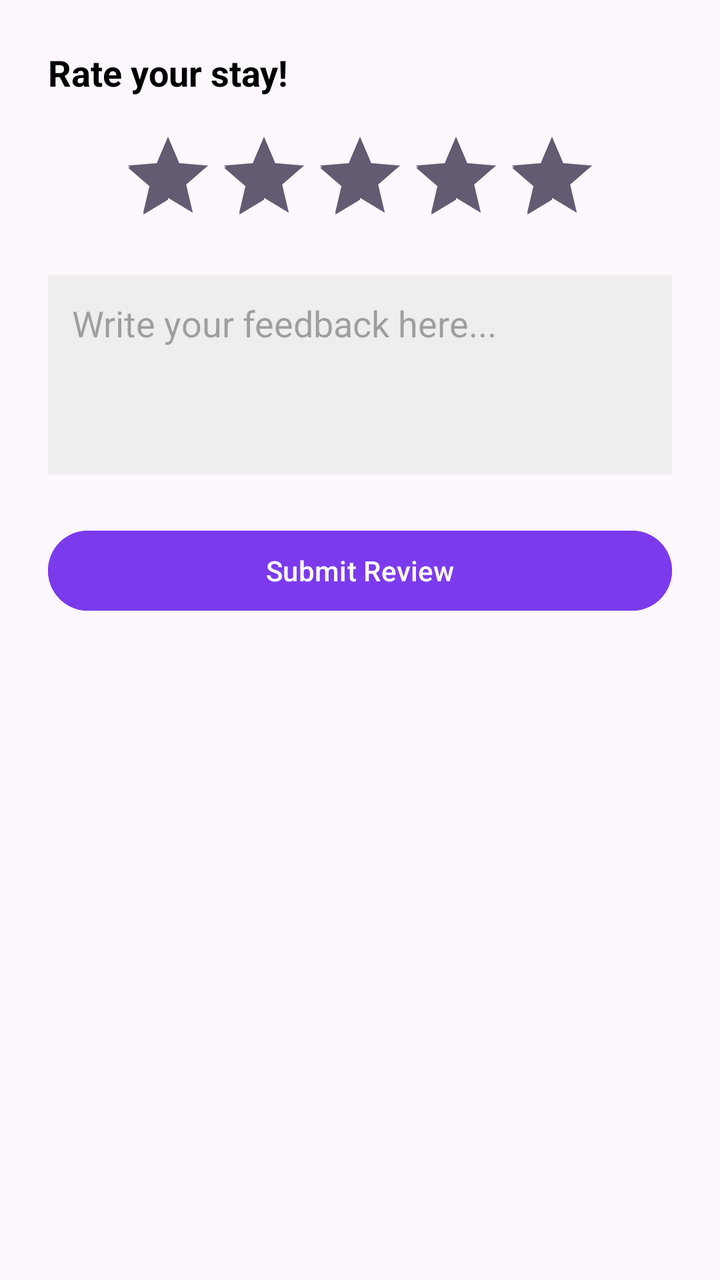
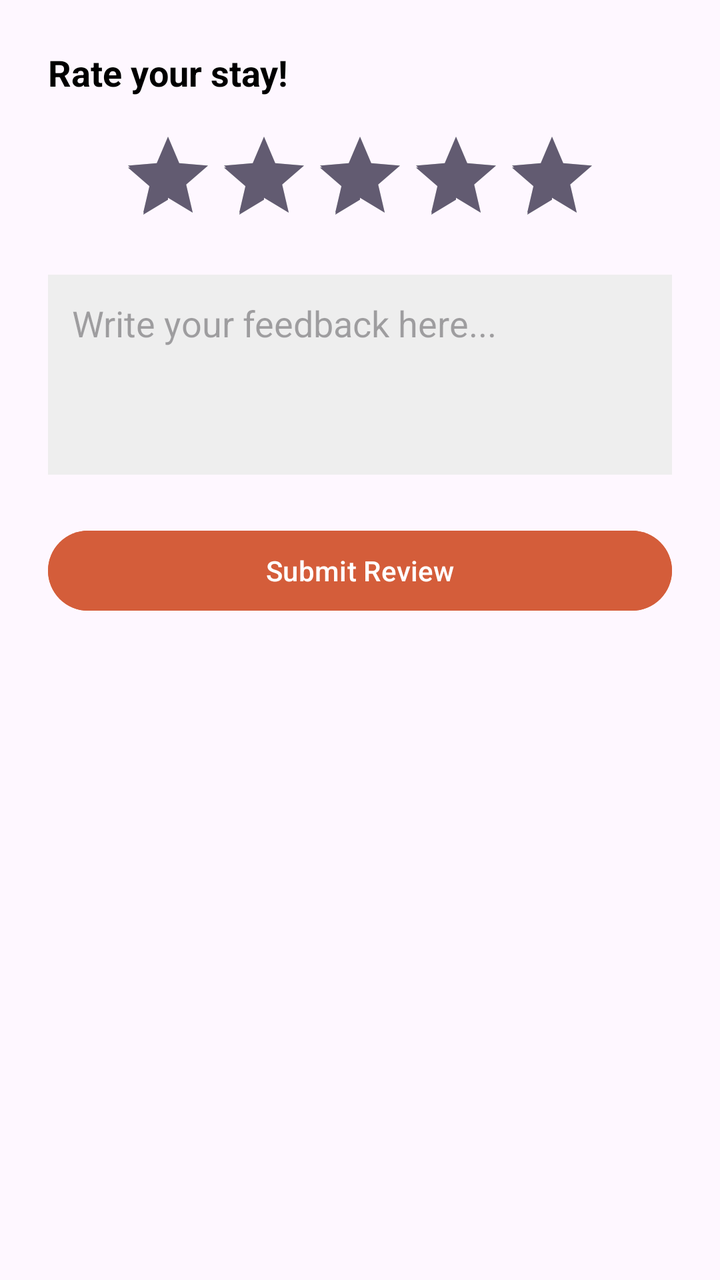

Before-and-after screenshots of an Android layout around one commit, followed by the original layout XML and the change that was made.
<!-- AndroidManifest.xml: application theme Theme.HostelWorld -->
<!-- res/layout/dialog_review.xml -->
<?xml version="1.0" encoding="utf-8"?>
<LinearLayout xmlns:android="http://schemas.android.com/apk/res/android"
    android:layout_width="match_parent"
    android:layout_height="wrap_content"
    android:orientation="vertical"
    android:padding="24dp">

    <TextView
        android:id="@+id/tvReviewPropName"
        android:layout_width="wrap_content"
        android:layout_height="wrap_content"
        android:text="Rate your stay!"
        android:textSize="18sp"
        android:textStyle="bold"
        android:textColor="#000000"/>

    <RatingBar
        android:id="@+id/rbPropertyRating"
        android:layout_width="wrap_content"
        android:layout_height="wrap_content"
        android:layout_gravity="center"
        android:layout_marginTop="16dp"
        android:numStars="5"
        android:stepSize="1.0"
        android:rating="5.0"/>

    <EditText
        android:id="@+id/etReviewText"
        android:layout_width="match_parent"
        android:layout_height="100dp"
        android:hint="Write your feedback here..."
        android:gravity="top|start"
        android:inputType="textMultiLine"
        android:layout_marginTop="16dp"
        android:padding="12dp"
        android:background="#EEEEEE"/>

    <Button
        android:id="@+id/btnSubmitReview"
        android:layout_width="match_parent"
        android:layout_height="wrap_content"
        android:text="Submit Review"
        android:layout_marginTop="24dp"
        android:backgroundTint="#7C3AED"/>
</LinearLayout>
<!-- resources referenced by this layout -->
<resources>
  <style name="Theme.HostelWorld" parent="Base.Theme.HostelWorld" />
  <style name="Base.Theme.HostelWorld" parent="Theme.Material3.DayNight.NoActionBar">
          
          
      </style>
</resources>

<!-- the commit's change to res/layout/dialog_review.xml (unified diff, before → after) -->
@@ -41,5 +41,5 @@
         android:layout_height="wrap_content"
         android:text="Submit Review"
         android:layout_marginTop="24dp"
-        android:backgroundTint="#7C3AED"/>
+        android:backgroundTint="#D45D3A"/>
 </LinearLayout>
